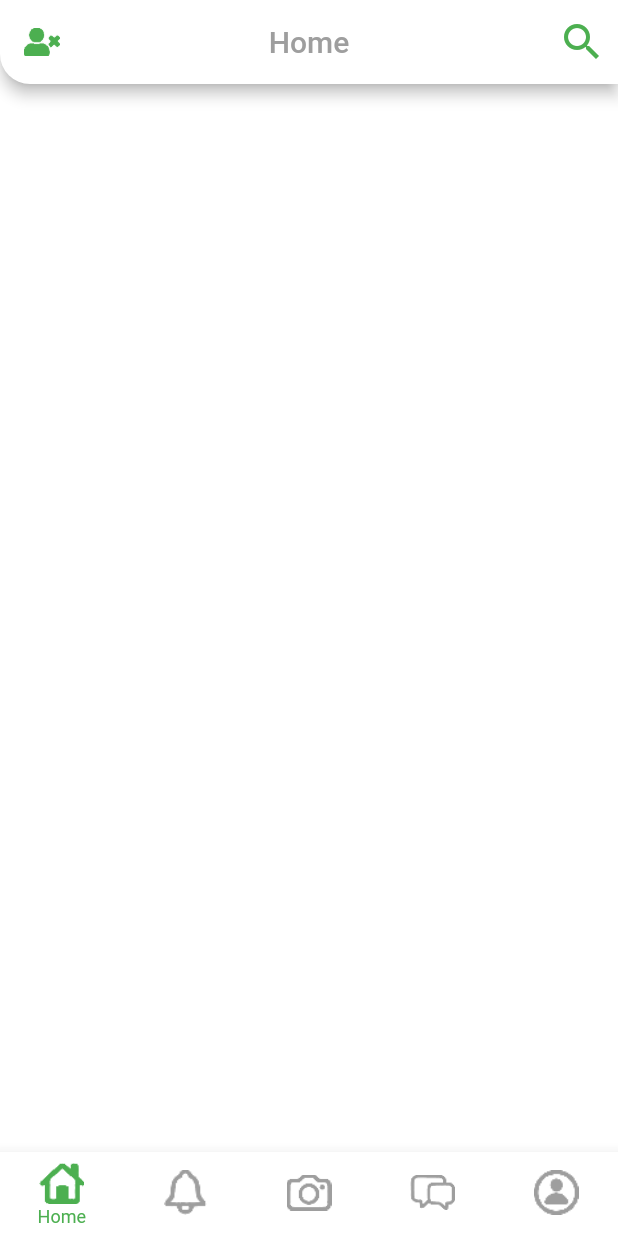
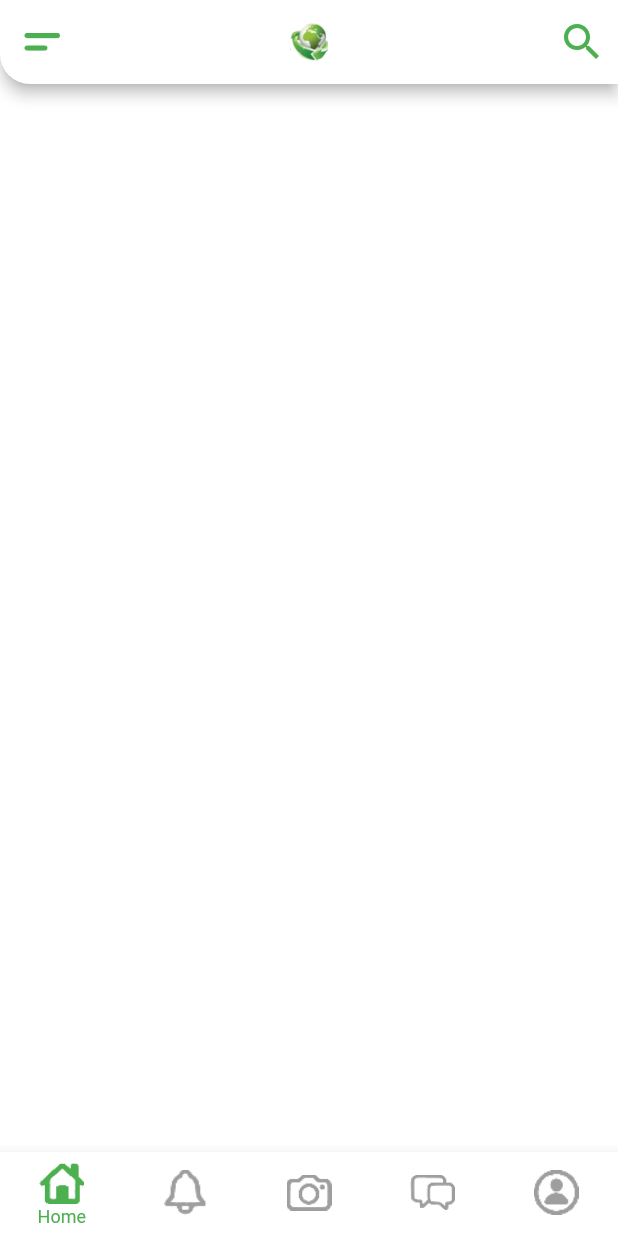
Before and after one commit to Usman2461/sherbby_app, a Flutter app: the screen it shows after launch, on a phone screen of 412 x 824 dp. Run offline on Flutter 3.47's test engine with Material 2 defaults, Android fonts, the phone set to English and light mode, and no system bars; our stand-ins replace carousel_slider, flutter_rating_stars, image_picker, intl_phone_field, share_plus, smooth_page_indicator.

Commit message:
completed UI empty

```diff
--- a/lib/screens/home_screen/home.dart
+++ b/lib/screens/home_screen/home.dart
@@ -23,7 +23,7 @@ class _HomeState extends State<Home> {
               return IconButton(
                 onPressed: () => Scaffold.of(context).openDrawer(),
                 icon: ImageIcon(
-                  AssetImage("assets/images/set10.png"),
+                  AssetImage("assets/images/drawericon.png"),
                   color: Colors.green,
                 ),
               );
@@ -37,10 +37,7 @@ class _HomeState extends State<Home> {
             )
           ],
           backgroundColor: Colors.white,
-          title: Text(
-            "Home",
-            style: TextStyle(color: Colors.grey),
-          ),
+          title: Image(image: AssetImage("assets/images/iconsherby.png"),height: 25, width: 25,),
           centerTitle: true,
           // bottom: PreferredSize(
           //   preferredSize: Size(MediaQuery.of(context).size.width,50),
```
Also changed, not shown: assets/images/drawericon.png (added), assets/images/iconsherby.png (added).
